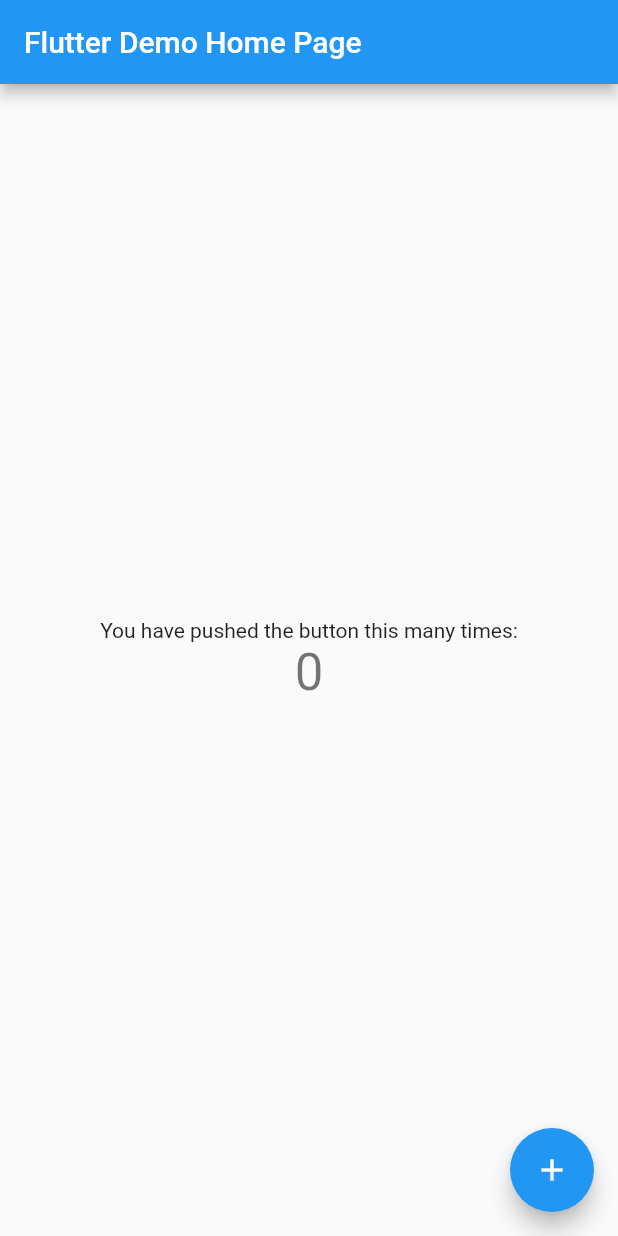
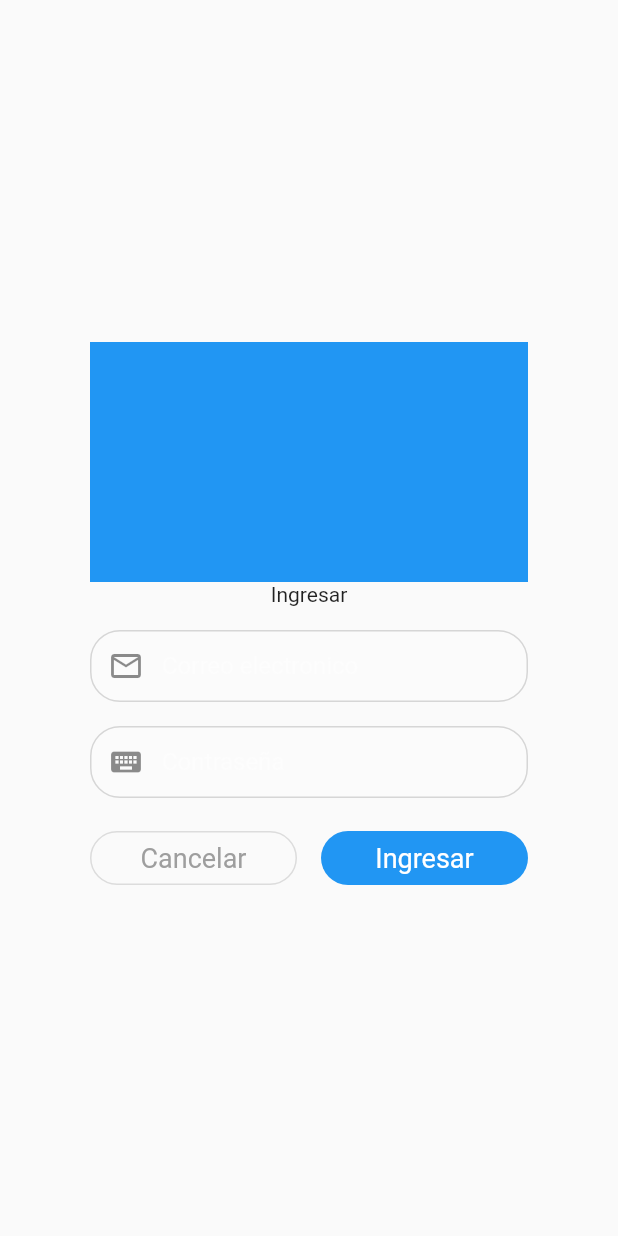
Before and after one commit to c4ozl/HSE-movil, a Flutter app: the screen it shows after launch, on a phone screen of 412 x 824 dp. Run offline on Flutter 3.47's test engine with Material 2 defaults, Android fonts, the phone set to English and light mode, and no system bars.

Commit message:
scrren login

```diff
--- a/lib/main.dart
+++ b/lib/main.dart
@@ -1,4 +1,5 @@
 import 'package:flutter/material.dart';
+import 'package:hsemovil/screens/login/login.screen.dart';
 
 void main() {
   runApp(MyApp());
@@ -8,110 +9,9 @@ class MyApp extends StatelessWidget {
   // This widget is the root of your application.
   @override
   Widget build(BuildContext context) {
-    return MaterialApp(
+    return  MaterialApp(
       title: 'Flutter Demo',
-      theme: ThemeData(
-        // This is the theme of your application.
-        //
-        // Try running your application with "flutter run". You'll see the
-        // application has a blue toolbar. Then, without quitting the app, try
-        // changing the primarySwatch below to Colors.green and then invoke
-        // "hot reload" (press "r" in the console where you ran "flutter run",
-        // or simply save your changes to "hot reload" in a Flutter IDE).
-        // Notice that the counter didn't reset back to zero; the application
-        // is not restarted.
-        primarySwatch: Colors.blue,
-        // This makes the visual density adapt to the platform that you run
-        // the app on. For desktop platforms, the controls will be smaller and
-        // closer together (more dense) than on mobile platforms.
-        visualDensity: VisualDensity.adaptivePlatformDensity,
-      ),
-      home: MyHomePage(title: 'Flutter Demo Home Page'),
+      home: LoginScreen(),
     );
   }
 }
-
-class MyHomePage extends StatefulWidget {
-  MyHomePage({Key key, this.title}) : super(key: key);
-
-  // This widget is the home page of your application. It is stateful, meaning
-  // that it has a State object (defined below) that contains fields that affect
-  // how it looks.
-
-  // This class is the configuration for the state. It holds the values (in this
-  // case the title) provided by the parent (in this case the App widget) and
-  // used by the build method of the State. Fields in a Widget subclass are
-  // always marked "final".
-
-  final String title;
-
-  @override
-  _MyHomePageState createState() => _MyHomePageState();
-}
-
-class _MyHomePageState extends State<MyHomePage> {
-  int _counter = 0;
-
-  void _incrementCounter() {
-    setState(() {
-      // This call to setState tells the Flutter framework that something has
-      // changed in this State, which causes it to rerun the build method below
-      // so that the display can reflect the updated values. If we changed
-      // _counter without calling setState(), then the build method would not be
-      // called again, and so nothing would appear to happen.
-      _counter++;
-    });
-  }
-
-  @override
-  Widget build(BuildContext context) {
-    // This method is rerun every time setState is called, for instance as done
-    // by the _incrementCounter method above.
-    //
-    // The Flutter framework has been optimized to make rerunning build methods
-    // fast, so that you can just rebuild anything that needs updating rather
-    // than having to individually change instances of widgets.
-    return Scaffold(
-      appBar: AppBar(
-        // Here we take the value from the MyHomePage object that was created by
-        // the App.build method, and use it to set our appbar title.
-        title: Text(widget.title),
-      ),
-      body: Center(
-        // Center is a layout widget. It takes a single child and positions it
-        // in the middle of the parent.
-        child: Column(
-          // Column is also a layout widget. It takes a list of children and
-          // arranges them vertically. By default, it sizes itself to fit its
-          // children horizontally, and tries to be as tall as its parent.
-          //
-          // Invoke "debug painting" (press "p" in the console, choose the
-          // "Toggle Debug Paint" action from the Flutter Inspector in Android
-          // Studio, or the "Toggle Debug Paint" command in Visual Studio Code)
-          // to see the wireframe for each widget.
-          //
-          // Column has various properties to control how it sizes itself and
-          // how it positions its children. Here we use mainAxisAlignment to
-          // center the children vertically; the main axis here is the vertical
-          // axis because Columns are vertical (the cross axis would be
-          // horizontal).
-          mainAxisAlignment: MainAxisAlignment.center,
-          children: <Widget>[
-            Text(
-              'You have pushed the button this many times:',
-            ),
-            Text(
-              '$_counter',
-              style: Theme.of(context).textTheme.headline4,
-            ),
-          ],
-        ),
-      ),
-      floatingActionButton: FloatingActionButton(
-        onPressed: _incrementCounter,
-        tooltip: 'Increment',
-        child: Icon(Icons.add),
-      ), // This trailing comma makes auto-formatting nicer for build methods.
-    );
-  }
-}
--- /dev/null
+++ b/lib/screens/login/login.screen.dart
@@ -0,0 +1,142 @@
+
+import 'package:flutter/material.dart';
+
+class LoginScreen extends StatefulWidget {
+  @override
+  _LoginScreenState createState() => _LoginScreenState();
+}
+
+class _LoginScreenState extends State<LoginScreen> {
+  @override
+Widget build(BuildContext context) {
+    return Scaffold(
+      body: Container(
+        padding: EdgeInsets.symmetric(horizontal: 60),
+        child: Column(
+          mainAxisAlignment: MainAxisAlignment.center,
+          crossAxisAlignment: CrossAxisAlignment.center,
+          children: [
+            Container(
+              width: 300,
+              height: 160,
+              color: Colors.blue,
+            ),
+            Text('Ingresar'),
+            SizedBox(height: 16),
+            _userEntry(context),
+            SizedBox(height: 16),
+            _pwdEntry(context),
+            SizedBox(height: 16),
+            Row(
+              mainAxisAlignment: MainAxisAlignment.spaceAround,
+              children: [
+                Expanded(child: _cancelButton(context)),
+                SizedBox(width: 16),
+                Expanded(child: _submitButton(context)),
+              ],
+            ),
+          ],
+        ),
+      ),
+    );
+  }
+
+  Widget _userEntry(BuildContext ctx) {
+    return Container(
+      child: TextField(
+        keyboardType: TextInputType.emailAddress,
+        //controller: _userCtrl,
+        decoration: _intpuDecoration(
+            hint: 'Correo electronico', icon: Icon(Icons.mail_outline)),
+      ),
+    );
+  }
+
+  Widget _pwdEntry(BuildContext ctx) {
+    return Container(
+      child: TextField(
+        //controller: _pwdCtrl,
+        obscureText: true,//this._showPwd,
+        obscuringCharacter: '*',
+        keyboardType: TextInputType.text,
+        decoration: _intpuDecoration(
+          hint: 'Contraseña',
+          icon: Icon(Icons.keyboard),
+          //suffixIcon: InkWell(
+          //    onTap: () => setState(() => this._showPwd = !this._showPwd),
+          //    child: Icon(this._showPwd
+          //        ? Icons.remove_red_eye
+          //        : Icons.remove_circle_outline)),
+        ),
+      ),
+    );
+  }
+
+  Widget _submitButton(BuildContext ctx) {
+    return Container(
+      child: FlatButton(
+       // onPressed: _onSubmit,
+        color: Colors.blue,
+        shape: new RoundedRectangleBorder(
+            borderRadius: new BorderRadius.circular(26.0)),
+        onPressed: () {  },
+        child: Text(
+          'Ingresar',
+          style: TextStyle(
+              color: Colors.white, fontSize: 18, fontWeight: FontWeight.w400),
+        ),
+      ),
+    );
+  }
+
+  Widget _cancelButton(BuildContext ctx) {
+    return Container(
+      child: OutlineButton(
+        onPressed: () {},
+        color: Colors.blue,
+        shape: new RoundedRectangleBorder(
+            borderRadius: new BorderRadius.circular(26.0)),
+        child: Text(
+          'Cancelar',
+          style: TextStyle(
+              color: Colors.grey[500],
+              fontSize: 18,
+              fontWeight: FontWeight.w400),
+        ),
+      ),
+    );
+  }
+
+  InputDecoration _intpuDecoration(
+      {String hint, Icon icon, Widget suffixIcon}) {
+    return InputDecoration(
+      enabledBorder: new OutlineInputBorder(
+        borderSide: BorderSide(color: Colors.grey[350], width: 1),
+        borderRadius: const BorderRadius.all(
+          const Radius.circular(20.0),
+        ),
+      ),
+      focusedBorder: new OutlineInputBorder(
+        borderSide: BorderSide(color: Colors.blue, width: 1),
+        borderRadius: const BorderRadius.all(
+          const Radius.circular(20.0),
+        ),
+      ),
+      errorBorder: new OutlineInputBorder(
+        borderSide: BorderSide(color: Colors.red, width: 1),
+        borderRadius: const BorderRadius.all(
+          const Radius.circular(20.0),
+        ),
+      ),
+      hintText: hint,
+      filled: true,
+      hintStyle: new TextStyle(color: Colors.white38),
+      fillColor: Colors.white10,
+      prefixIcon: icon,
+      suffixIcon: suffixIcon,
+      contentPadding: EdgeInsets.symmetric(vertical: 0, horizontal: 16),
+      // labelText: hint,
+    );
+  }
+
+}
```
Also changed, not shown: 1 other file.
